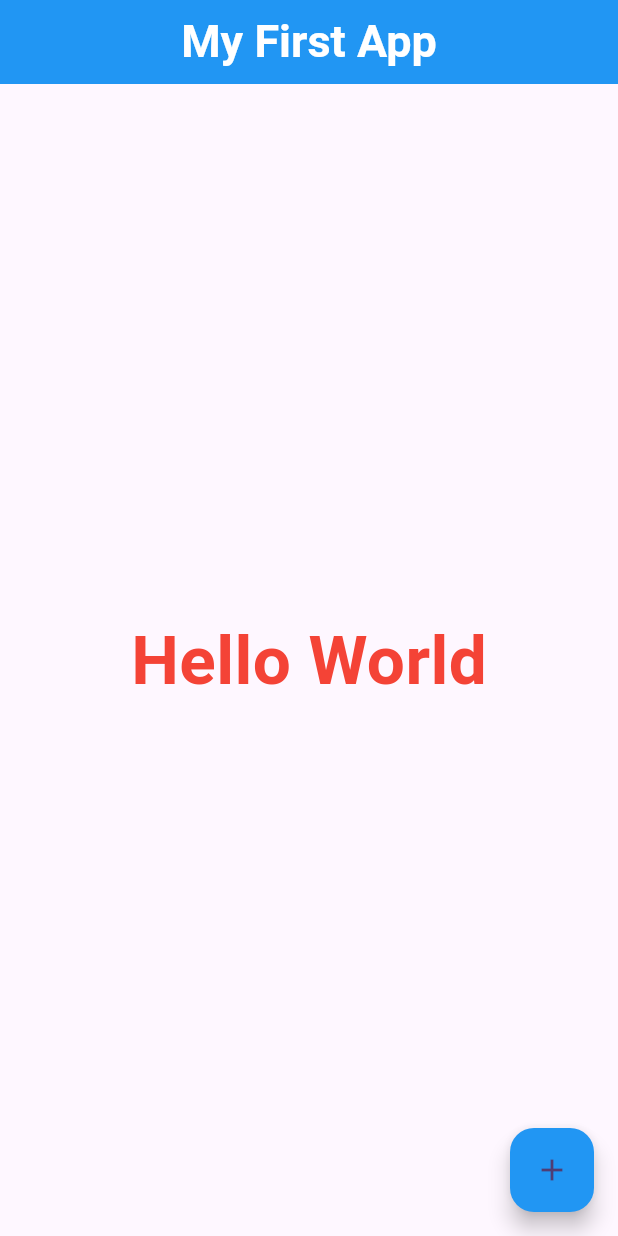
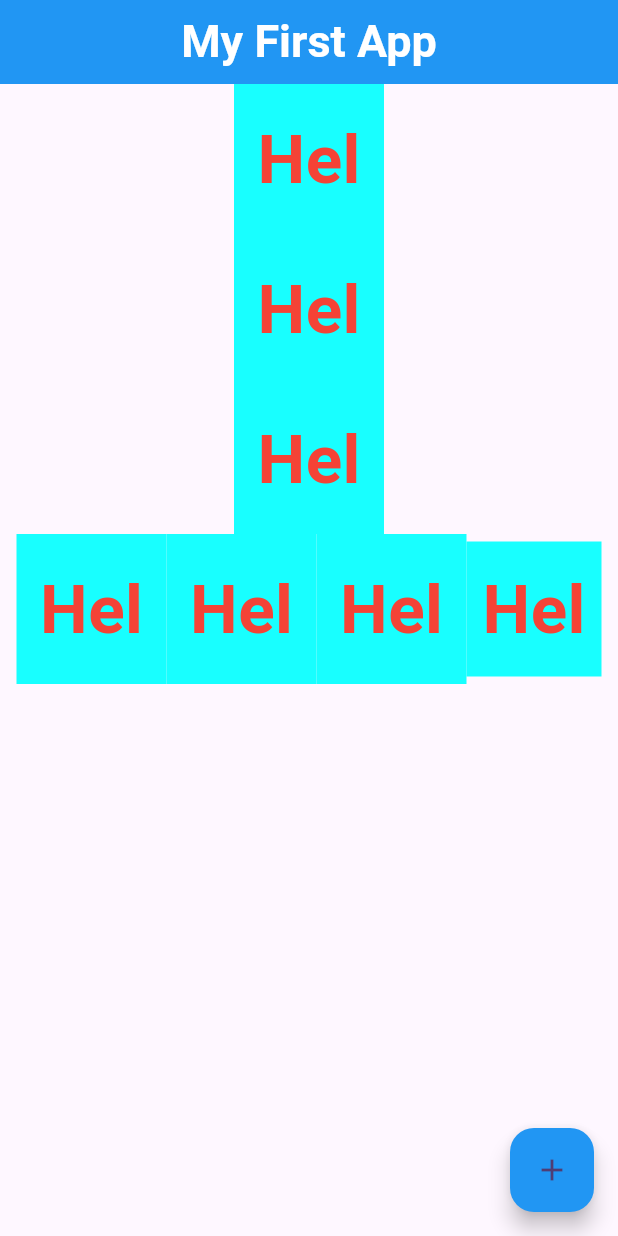
Before and after one commit to OmarGamalDev/flutter_revision_project, a Flutter app: the screen it shows after launch, on a phone screen of 412 x 824 dp. Run offline on Flutter 3.47's test engine with Material 3 defaults, Android fonts, the phone set to English and light mode, and no system bars.

Commit message:
Finish Flutter basics

```diff
--- a/lib/Flutter basics/flutter_basics.dart
+++ b/lib/Flutter basics/flutter_basics.dart
@@ -24,9 +24,20 @@ class FlutterBasics extends StatelessWidget {
           ),
         ),
       ),
-      body: Center(
+      body: SingleChildScrollView(
+        child: Column(
+          crossAxisAlignment: CrossAxisAlignment.center,
+          mainAxisSize: MainAxisSize.max,
+          children: [
+            Container(
+              height: 100,
+              width: 100,
+                decoration: BoxDecoration(
+                color: Colors.cyanAccent,
+              ),
+              child: Center(
                 child: Text(
-          "Hello World",
+                  "Hel",
                   style: TextStyle(
                     color: Colors.red,
                     fontSize: 45,
@@ -34,6 +45,118 @@ class FlutterBasics extends StatelessWidget {
                   ),
                 ),
               ),
+            ),
+            Container(
+              height: 100,
+              width: 100,
+              decoration: BoxDecoration(
+                color: Colors.cyanAccent,
+              ),
+              child: Center(
+                child: Text(
+                  "Hel",
+                  style: TextStyle(
+                    color: Colors.red,
+                    fontSize: 45,
+                    fontWeight: FontWeight.bold,
+                  ),
+                ),
+              ),
+            ),
+            Container(
+              height: 100,
+              width: 100,
+              decoration: BoxDecoration(
+                color: Colors.cyanAccent,
+              ),
+              child: Center(
+                child: Text(
+                  "Hel",
+                  style: TextStyle(
+                    color: Colors.red,
+                    fontSize: 45,
+                    fontWeight: FontWeight.bold,
+                  ),
+                ),
+              ),
+            ),
+            Row(
+              mainAxisAlignment: MainAxisAlignment.center,
+              mainAxisSize: MainAxisSize.max,
+              children: [
+                Container(
+              height: 100,
+              width: 100,
+                decoration: BoxDecoration(
+                color: Colors.cyanAccent,
+              ),
+              child: Center(
+                child: Text(
+                  "Hel",
+                  style: TextStyle(
+                    color: Colors.red,
+                    fontSize: 45,
+                    fontWeight: FontWeight.bold,
+                  ),
+                ),
+              ),
+            ),
+            Container(
+              height: 100,
+              width: 100,
+              decoration: BoxDecoration(
+                color: Colors.cyanAccent,
+              ),
+              child: Center(
+                child: Text(
+                  "Hel",
+                  style: TextStyle(
+                    color: Colors.red,
+                    fontSize: 45,
+                    fontWeight: FontWeight.bold,
+                  ),
+                ),
+              ),
+            ),
+            Container(
+              height: 100,
+              width: 100,
+              decoration: BoxDecoration(
+                color: Colors.cyanAccent,
+              ),
+              child: Center(
+                child: Text(
+                  "Hel",
+                  style: TextStyle(
+                    color: Colors.red,
+                    fontSize: 45,
+                    fontWeight: FontWeight.bold,
+                  ),
+                ),
+              ),
+            ),
+            Container(
+              height: 90,
+              width: 90,
+              decoration: BoxDecoration(
+                color: Colors.cyanAccent,
+              ),
+              child: Center(
+                child: Text(
+                  "Hel",
+                  style: TextStyle(
+                    color: Colors.red,
+                    fontSize: 45,
+                    fontWeight: FontWeight.bold,
+                  ),
+                ),
+              ),
+            ),
+              ],
+            )
+          ],
+        ),
+      ),
     );
   }
 }
```
Lines whose indentation alone changed are shown as unchanged.
